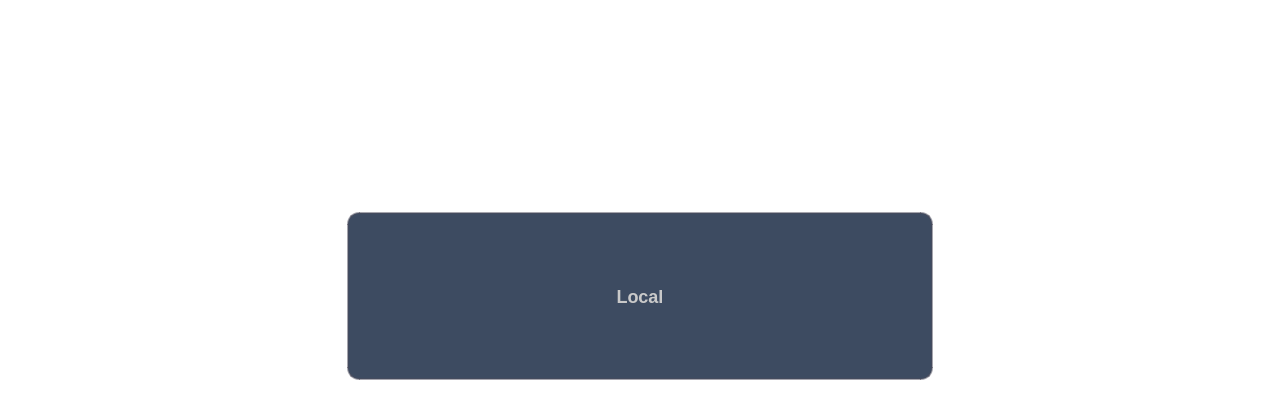
First picture: the form in widgets/component/remoteoverlay.ui, repository housir-debug/Leacesy_M3506, before the edit.
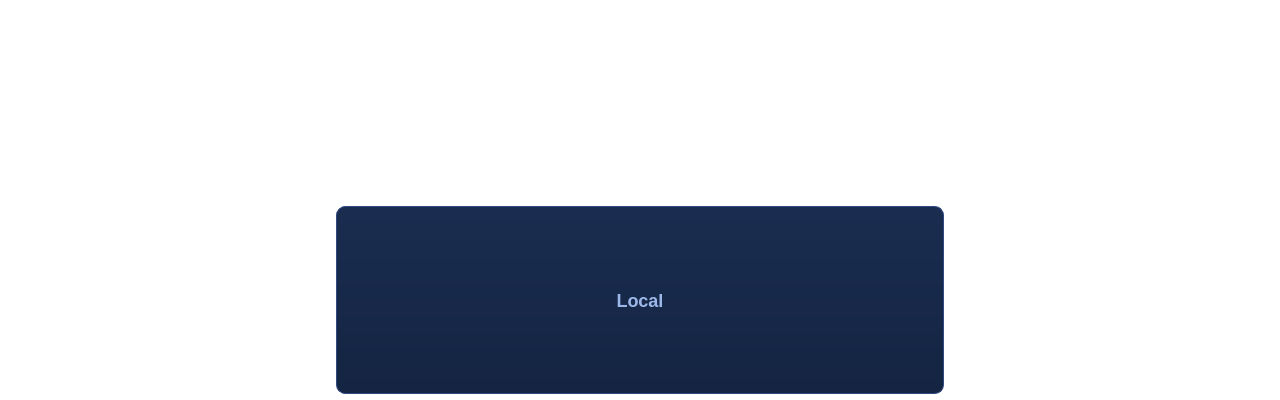
Second picture: the form after the edit. Icons and pictures are not drawn.

What changed in the file:
```diff
--- a/widgets/component/remoteoverlay.ui
+++ b/widgets/component/remoteoverlay.ui
@@ -46,22 +46,25 @@
 	border: none;
 }
 
-#remoteoverlay #gobackpushButton {
-    background-color: rgba(26, 42, 69, 0.85);
-    border: 2px solid rgba(74, 74, 90, 0.5);
-    border-radius: 12px;
- 	font-weight: bold;
-    font-size: 18px;
-	color: #C9C9C9;
-	padding-left:6px;
-    padding-right:6px;
-    padding-top:6px;
-    padding-bottom:6px;
+#remoteoverlay QPushButton {
+    background: qlineargradient(x1:0, y1:0, x2:0, y2:1,stop:0 #1A2D50, stop:1 #142442);
+    border: 1px solid #304b82;
+    border-radius: 9px;
+    font-weight: bold;
+	font-size: 18px;
+	color: #9CB8E8;
+	padding-top:9px;
+    padding-bottom:9px;
 }
-#remoteoverlay #gobackpushButton:pressed {
-    background-color: #0D1525;
-    border-color: #4A8EC0;
-    color: #B0C8E0;
+#remoteoverlay QPushButton:pressed {
+    background: #195c3c;
+    border-color: #37b677;
+    color: #ffffff;
+}
+#remoteoverlay QPushButton:disabled {
+    background: #111928;
+    border: 1px solid #202b40;
+    color: #445470;
 }</string>
   </property>
   <property name="locale">
@@ -71,6 +74,21 @@
    <number>0</number>
   </property>
   <layout class="QVBoxLayout" name="verticalLayout" stretch="0,0">
+   <property name="spacing">
+    <number>0</number>
+   </property>
+   <property name="leftMargin">
+    <number>0</number>
+   </property>
+   <property name="topMargin">
+    <number>0</number>
+   </property>
+   <property name="rightMargin">
+    <number>0</number>
+   </property>
+   <property name="bottomMargin">
+    <number>0</number>
+   </property>
    <item>
     <widget class="QLabel" name="remotelogo">
      <property name="font">
@@ -129,13 +147,13 @@
        <number>336</number>
       </property>
       <property name="topMargin">
-       <number>9</number>
+       <number>6</number>
       </property>
       <property name="rightMargin">
        <number>336</number>
       </property>
       <property name="bottomMargin">
-       <number>9</number>
+       <number>6</number>
       </property>
       <item>
        <widget class="QPushButton" name="gobackpushButton">
```
